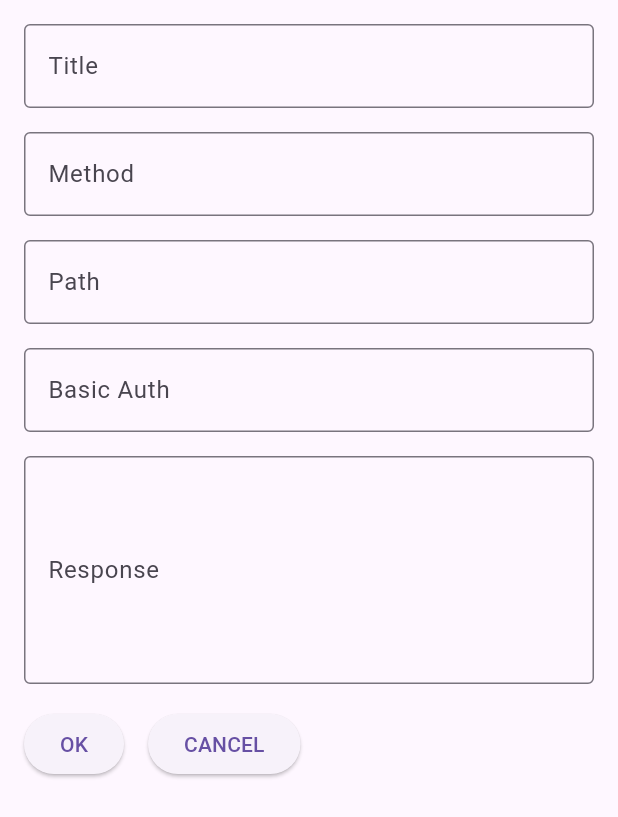
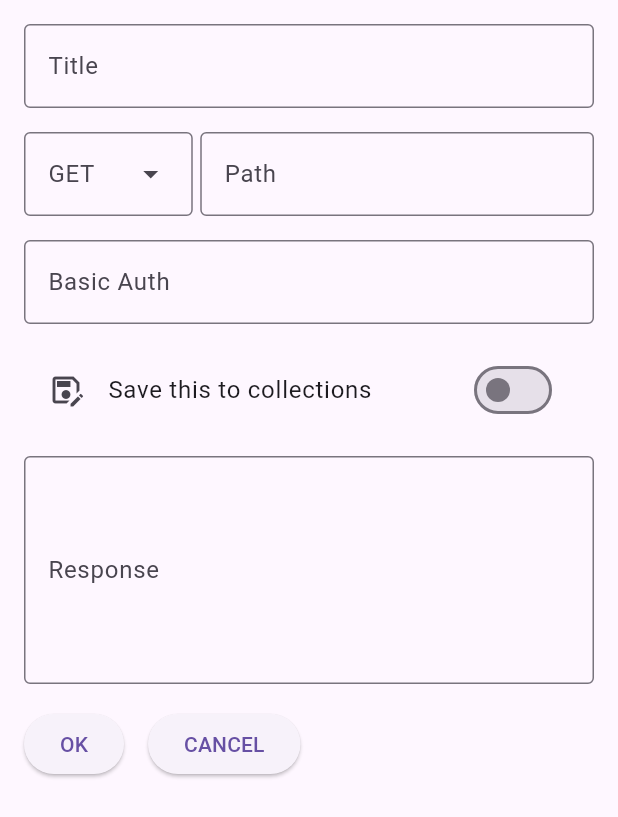
Before and after one commit to hafijulali/testman, a Flutter app: the AddRequestPage screen opened by its route, on a phone screen of 412 x 824 dp. Shown: the top 817 px of the screen. Run offline on Flutter 3.47's test engine with Material 3 defaults, Android fonts, the phone set to English and light mode, and no system bars; our stand-ins replace dio, file_picker, hive_ce, hive_ce_flutter, permission_handler, timezone; missing offline and left inert: keymap; accounts and stored records are empty.

Commit message:
ADD : Feature to save requests to collections database

```diff
--- a/lib/core/constants/app.dart
+++ b/lib/core/constants/app.dart
@@ -4,3 +4,4 @@ const String collectionsDatabaseFileName = 'collections';
 const String settingsDatabaseFileName = 'settings';
 const String secureDatabaseFileName = 'secure';
 const double settingsTileWidgetWidth = 150;
+const List<String> requestMethods = <String>['GET', 'POST', 'PUT', 'DELETE'];
--- a/lib/core/constants/strings.dart
+++ b/lib/core/constants/strings.dart
@@ -16,6 +16,7 @@ const String connectedToCloud = 'Connected to cloud';
 const String writePermissionDenied = 'Permission denied to write storage';
 const String none = 'NONE';
 const String ok = 'OK';
+const String update = 'UPDATE';
 const String cancel = 'CANCEL';
 const String send = 'SEND';
 const String undo = 'UNDO';
--- a/lib/screens/add_request_page/add_request_page.dart
+++ b/lib/screens/add_request_page/add_request_page.dart
@@ -1,6 +1,8 @@
 import 'package:flutter/material.dart';
+import 'package:flutter/rendering.dart';
 import 'package:hive_ce/hive.dart';
 
+import '../../core/constants/app.dart';
 import '/init.dart';
 import '../../core/constants/routes.dart';
 import '../../core/constants/strings.dart';
@@ -26,6 +28,7 @@ class _AddRequestPageState extends State<AddRequestPage> {
 
   bool isEditMode = false;
   bool isFormDirty = false;
+  bool isSaveToCollection = false;
 
   Box<Request>? database = historyDatabase;
   int? get index => widget.index;
@@ -57,6 +60,13 @@ class _AddRequestPageState extends State<AddRequestPage> {
           await database!.putAt(index!, request);
         } else {
           await database?.add(request);
+        }
+
+        if (isSaveToCollection == true) {
+          // INFO : Since, we don't want to preseve the response in Collections database
+          request.response = null;
+
+          await collectionsDatabase?.add(request);
         }
       }
     } catch (e) {
@@ -174,11 +184,17 @@ class _AddRequestPageState extends State<AddRequestPage> {
     return <Widget>[
       _titleField(),
       const SizedBox(height: 16),
-      _methodField(),
-      const SizedBox(height: 16),
-      _pathField(),
+      Row(
+        mainAxisAlignment: MainAxisAlignment.spaceBetween,
+        children: [
+          _methodField(),
+          _pathField(),
+        ],
+      ),
       const SizedBox(height: 16),
       _authField(),
+      const SizedBox(height: 16),
+      _saveToCollectionSwitch(),
       const SizedBox(height: 16),
       _contentField(),
       const SizedBox(height: 16),
@@ -189,9 +205,11 @@ class _AddRequestPageState extends State<AddRequestPage> {
       String labelText, TextEditingController textController) {
     return TextFormField(
       decoration: InputDecoration(
-        labelText: labelText,
-        border: OutlineInputBorder(),
-      ),
+          labelText: labelText,
+          border: OutlineInputBorder(),
+          constraints: (labelText == 'Path')
+              ? BoxConstraints.tightFor(width: settingsTileWidgetWidth * 1.75)
+              : null),
       textCapitalization: TextCapitalization.sentences,
       controller: textController,
       validator: (String? text) =>
@@ -207,8 +225,30 @@ class _AddRequestPageState extends State<AddRequestPage> {
     return _textField('Path', pathController);
   }
 
-  TextFormField _methodField() {
-    return _textField('Method', methodController);
+  SizedBox _methodField() {
+    return SizedBox(
+      width: settingsTileWidgetWidth * 0.75,
+      child: DropdownMenu<dynamic>(
+        hintText: 'GET',
+        dropdownMenuEntries: _dropdownMenuEntries(),
+        onSelected: (value) {
+          methodController.text = value;
+        },
+      ),
+    );
+  }
+
+  List<DropdownMenuEntry> _dropdownMenuEntries() {
+    final List<DropdownMenuEntry> menuItems = List.empty(growable: true);
+    for (final String element in requestMethods) {
+      menuItems.add(
+        DropdownMenuEntry(
+          value: element,
+          label: element,
+        ),
+      );
+    }
+    return menuItems;
   }
 
   TextFormField _authField() {
@@ -223,4 +263,17 @@ class _AddRequestPageState extends State<AddRequestPage> {
     authController.text = request.auth.values.last.split(' ')[1];
     if (request.response != null) responseController.text = request.response!;
   }
+
+  SwitchListTile _saveToCollectionSwitch() {
+    return SwitchListTile(
+      title: const Text('Save this to collections'),
+      value: isSaveToCollection,
+      onChanged: (bool value) {
+        setState(() {
+          isSaveToCollection = value;
+        });
+      },
+      secondary: const Icon(Icons.save_as_outlined),
+    );
+  }
 }
--- a/lib/screens/settings_page/app_theme/app_theme.dart
+++ b/lib/screens/settings_page/app_theme/app_theme.dart
@@ -10,16 +10,16 @@ List<DropdownMenuEntry> _dropdownMenuEntries() {
     'Light Theme',
     'Dark Theme'
   ];
-  final List<DropdownMenuEntry> fontMenuItem = List.empty(growable: true);
+  final List<DropdownMenuEntry> menuItems = List.empty(growable: true);
   for (final String element in themes) {
-    fontMenuItem.add(
+    menuItems.add(
       DropdownMenuEntry(
         value: element,
         label: element,
       ),
     );
   }
-  return fontMenuItem;
+  return menuItems;
 }
 
 ListTile appTheme(BuildContext context) {
--- a/lib/screens/settings_page/settings_page.dart
+++ b/lib/screens/settings_page/settings_page.dart
@@ -52,8 +52,10 @@ class _SettingsPageState extends State<SettingsPage> {
       const SizedBox(height: 16),
       _useMaterial3(context),
       const SizedBox(height: 16),
-      _showSubtitle(context),
-      const SizedBox(height: 16),
+      // INFO : Removing the feature since, the subtitle is revieled
+      // by tapping on the list item
+      //_showSubtitle(context),
+      // const SizedBox(height: 16),
       exportDatabase(context),
       const SizedBox(height: 16),
       importDatabase(context),
```
Also changed, not shown: lib/custom/components/list_builder.dart (+15 -3 lines).
